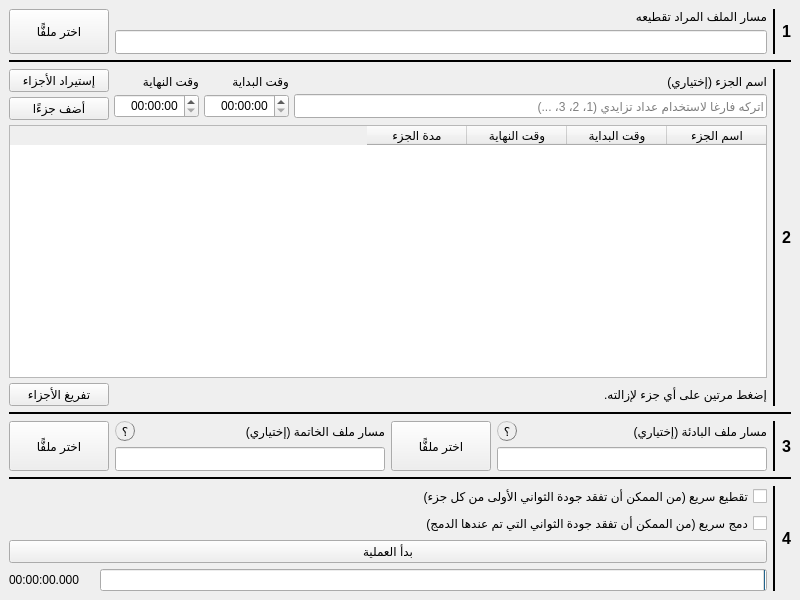
This is windows/main_window.ui in ieasybooks/taqtie as Qt 5 draws it before an edit. The edited form follows.
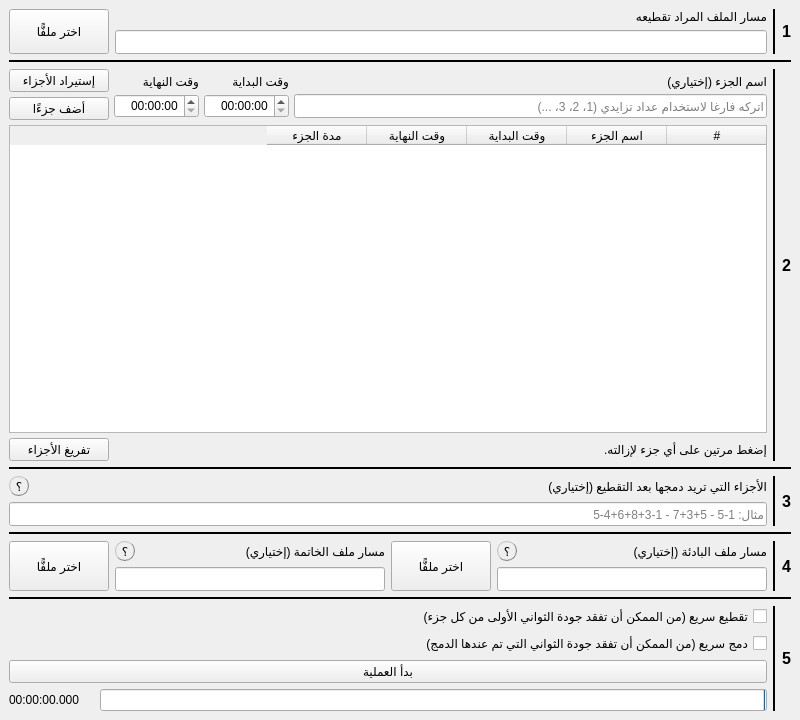
This is the edited form.

Commit message: Add sections merge UI setup

Patch:
```diff
--- a/windows/main_window.ui
+++ b/windows/main_window.ui
@@ -7,7 +7,7 @@
     <x>0</x>
     <y>0</y>
     <width>800</width>
-    <height>600</height>
+    <height>720</height>
    </rect>
   </property>
   <property name="windowTitle">
@@ -17,7 +17,7 @@
    <enum>Qt::RightToLeft</enum>
   </property>
   <widget class="QWidget" name="centralwidget">
-   <layout class="QVBoxLayout" name="verticalLayout_10">
+   <layout class="QVBoxLayout" name="verticalLayout_12">
     <item>
      <layout class="QHBoxLayout" name="horizontalLayout_2" stretch="0,0,0,0">
       <item>
@@ -139,7 +139,7 @@
      </widget>
     </item>
     <item>
-     <layout class="QHBoxLayout" name="horizontalLayout_6">
+     <layout class="QHBoxLayout" name="horizontalLayout_14">
       <item>
        <widget class="QLabel" name="label_3">
         <property name="font">
@@ -167,7 +167,7 @@
        </widget>
       </item>
       <item>
-       <layout class="QVBoxLayout" name="verticalLayout_5">
+       <layout class="QVBoxLayout" name="verticalLayout_10">
         <property name="spacing">
          <number>5</number>
         </property>
@@ -429,6 +429,11 @@
           <attribute name="verticalHeaderVisible">
            <bool>false</bool>
           </attribute>
+          <column>
+           <property name="text">
+            <string>#</string>
+           </property>
+          </column>
           <column>
            <property name="text">
             <string>اسم الجزء</string>
@@ -485,6 +490,144 @@
       </item>
      </layout>
     </item>
+    <item>
+     <widget class="Line" name="line_8">
+      <property name="frameShadow">
+       <enum>QFrame::Plain</enum>
+      </property>
+      <property name="lineWidth">
+       <number>2</number>
+      </property>
+      <property name="orientation">
+       <enum>Qt::Horizontal</enum>
+      </property>
+     </widget>
+    </item>
+    <item>
+     <layout class="QHBoxLayout" name="horizontalLayout_13">
+      <item>
+       <widget class="QLabel" name="label_6">
+        <property name="font">
+         <font>
+          <pointsize>12</pointsize>
+          <bold>true</bold>
+         </font>
+        </property>
+        <property name="text">
+         <string>3</string>
+        </property>
+       </widget>
+      </item>
+      <item>
+       <widget class="Line" name="line_9">
+        <property name="frameShadow">
+         <enum>QFrame::Plain</enum>
+        </property>
+        <property name="lineWidth">
+         <number>2</number>
+        </property>
+        <property name="orientation">
+         <enum>Qt::Vertical</enum>
+        </property>
+       </widget>
+      </item>
+      <item>
+       <layout class="QVBoxLayout" name="verticalLayout_5">
+        <item>
+         <layout class="QHBoxLayout" name="horizontalLayout_6">
+          <item>
+           <widget class="QLabel" name="sectionsToMergeLabel">
+            <property name="sizePolicy">
+             <sizepolicy hsizetype="Preferred" vsizetype="Preferred">
+              <horstretch>0</horstretch>
+              <verstretch>0</verstretch>
+             </sizepolicy>
+            </property>
+            <property name="statusTip">
+             <string/>
+            </property>
+            <property name="whatsThis">
+             <string/>
+            </property>
+            <property name="lineWidth">
+             <number>1</number>
+            </property>
+            <property name="text">
+             <string>الأجزاء التي تريد دمجها بعد التقطيع (إختياري)</string>
+            </property>
+           </widget>
+          </item>
+          <item>
+           <spacer name="horizontalSpacer_3">
+            <property name="orientation">
+             <enum>Qt::Horizontal</enum>
+            </property>
+            <property name="sizeHint" stdset="0">
+             <size>
+              <width>40</width>
+              <height>20</height>
+             </size>
+            </property>
+           </spacer>
+          </item>
+          <item>
+           <widget class="QLabel" name="sectionsToMergeLabelHint">
+            <property name="minimumSize">
+             <size>
+              <width>20</width>
+              <height>0</height>
+             </size>
+            </property>
+            <property name="styleSheet">
+             <string notr="true">QLabel {
+    border-style: outset;
+    border-width: 1px;
+    border-radius: 10px;
+    border-color: grey;
+}</string>
+            </property>
+            <property name="text">
+             <string>؟</string>
+            </property>
+            <property name="alignment">
+             <set>Qt::AlignCenter</set>
+            </property>
+           </widget>
+          </item>
+         </layout>
+        </item>
+        <item>
+         <widget class="QLineEdit" name="sectionsToMerge">
+          <property name="enabled">
+           <bool>true</bool>
+          </property>
+          <property name="minimumSize">
+           <size>
+            <width>0</width>
+            <height>24</height>
+           </size>
+          </property>
+          <property name="focusPolicy">
+           <enum>Qt::StrongFocus</enum>
+          </property>
+          <property name="layoutDirection">
+           <enum>Qt::RightToLeft</enum>
+          </property>
+          <property name="alignment">
+           <set>Qt::AlignLeading|Qt::AlignLeft|Qt::AlignVCenter</set>
+          </property>
+          <property name="readOnly">
+           <bool>false</bool>
+          </property>
+          <property name="placeholderText">
+           <string>مثال: 1-5 - 5+3+7 - 1-3+8+6+4-5</string>
+          </property>
+         </widget>
+        </item>
+       </layout>
+      </item>
+     </layout>
+    </item>
     <item>
      <widget class="Line" name="line_6">
       <property name="frameShadow">
@@ -509,7 +652,7 @@
          </font>
         </property>
         <property name="text">
-         <string>3</string>
+         <string>4</string>
         </property>
        </widget>
       </item>
@@ -788,7 +931,7 @@
          </font>
         </property>
         <property name="text">
-         <string>4</string>
+         <string>5</string>
         </property>
        </widget>
       </item>
```
The commit also changes 3 other files.
